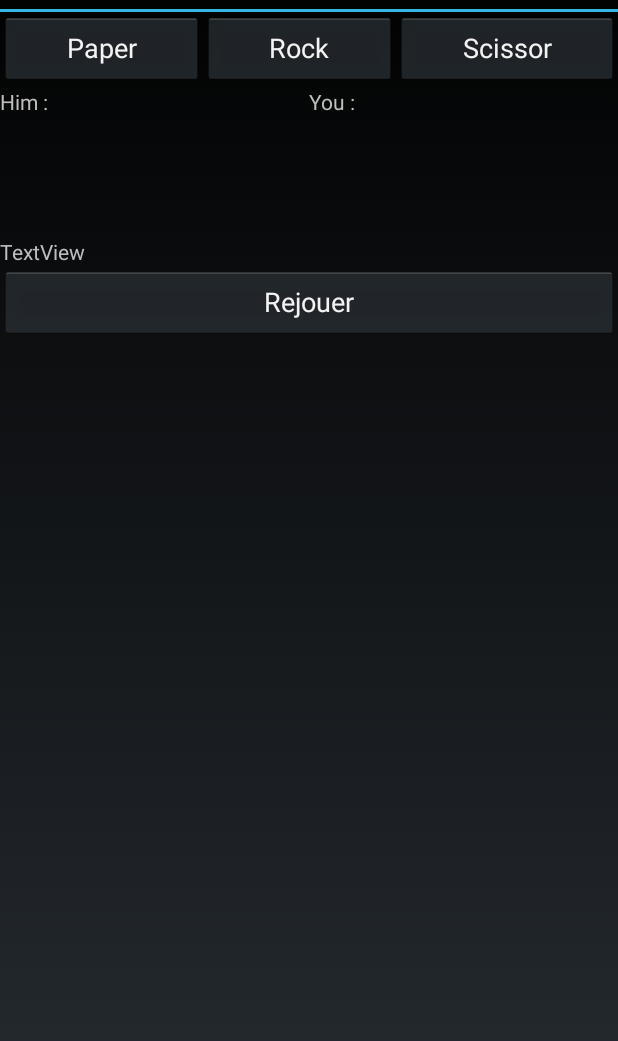
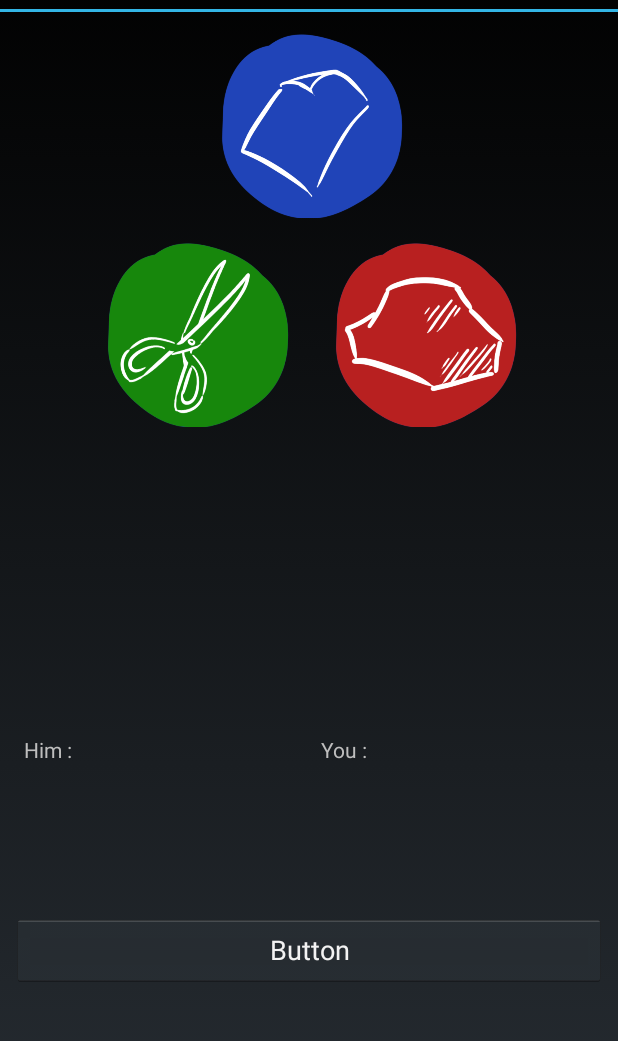
Before and after one commit to qannoufoualid/Shifumi, an Android app: the layout activity_game.xml on its own in the app's theme, with its tools: preview values and no code run, on a phone screen of 412 x 824 dp, the part 60-1101 px from its top. Run offline under Robolectric (Android 15) with nearby library versions, the light colour scheme and no system bars.

Commit message:
Cloture projet
Manque l'uml

```diff
--- a/app/build.gradle
+++ b/app/build.gradle
@@ -4,7 +4,7 @@ android {
     compileSdkVersion 26
     defaultConfig {
         applicationId "com.ihm.shifumi"
-        minSdkVersion 15
+        minSdkVersion 16
         targetSdkVersion 26
         versionCode 1
         versionName "1.0"
--- a/app/src/main/java/com/ihm/shifumi/Action.java
+++ b/app/src/main/java/com/ihm/shifumi/Action.java
@@ -11,7 +11,8 @@ public enum Action {
     PAPER(1),
     ROCK(2),
     SCISSOR(3),
-    REPLAY(4);
+    REPLAY(4),
+    DISCONNECT(5);
 
     private int value;
     private static Map map = new HashMap();
--- a/app/src/main/java/com/ihm/shifumi/DeviceDetailFragment.java
+++ b/app/src/main/java/com/ihm/shifumi/DeviceDetailFragment.java
@@ -124,9 +124,13 @@ public class DeviceDetailFragment extends Fragment implements ConnectionInfoList
 	@Override
 	public void onActivityResult(int requestCode, int resultCode, Intent data) {
 
+		if(requestCode == GameActivity.DISCONNECTED){
+			((DeviceActionListener) getActivity()).disconnect();
+			this.getActivity().finishAffinity();
+		}
 		// User has picked an image. Transfer it to group owner i.e peer using
 		// DataTransferService.
-		Uri uri = data.getData();
+		/*Uri uri = data.getData();
 		TextView statusText = (TextView) mContentView.findViewById(R.id.status_text);
 		statusText.setText("Sending: " + uri);
 		Log.d(WiFiDirectActivity.TAG, "Intent----------- " + uri);
@@ -136,7 +140,7 @@ public class DeviceDetailFragment extends Fragment implements ConnectionInfoList
 		serviceIntent.putExtra(DataTransferService.EXTRAS_GROUP_OWNER_ADDRESS,
 				info.groupOwnerAddress.getHostAddress());
 		serviceIntent.putExtra(DataTransferService.EXTRAS_GROUP_OWNER_PORT, 8988);
-		getActivity().startService(serviceIntent);
+		getActivity().startService(serviceIntent);*/
 	}
 
 	@Override
@@ -164,7 +168,7 @@ public class DeviceDetailFragment extends Fragment implements ConnectionInfoList
 
 			Intent intent = new Intent(DeviceDetailFragment.this.getActivity(), GameActivity.class);
 			intent.putExtra("deviceInfo", info);
-			startActivity(intent);
+			startActivityForResult(intent, GameActivity.DISCONNECTED);
 
 			Toast.makeText(DeviceDetailFragment.this.getActivity(), "GAME STARTED", Toast.LENGTH_LONG).show();
 
--- a/app/src/main/java/com/ihm/shifumi/GameActivity.java
+++ b/app/src/main/java/com/ihm/shifumi/GameActivity.java
@@ -9,6 +9,7 @@ import android.os.Bundle;
 import android.util.Log;
 import android.view.View;
 import android.widget.Button;
+import android.widget.ImageButton;
 import android.widget.TextView;
 
 import java.net.Socket;
@@ -18,16 +19,16 @@ import com.ihm.shifumi.players.Player;
 
 public class GameActivity extends Activity {
 
-
+    public final static int DISCONNECTED = 42;
     private TextView tvHim ;
     private TextView tvYou;
     private TextView tvResult;
 
     private Socket socket;
 
-    Button paperButton;
-    Button rockButton;
-    Button scissorButton;
+    ImageButton paperButton;
+    ImageButton rockButton;
+    ImageButton scissorButton;
     private Button btn_rematch;
 
     private Player player;
@@ -54,7 +55,7 @@ public class GameActivity extends Activity {
         btn_rematch.setOnClickListener(new RematchListener(this));
 
         tvResult = findViewById(R.id.tvResult);
-        tvHim = (TextView) findViewById(R.id.tvHim);
+        tvHim = (TextView) findViewById(R.id.prout);
         tvYou = (TextView) findViewById(R.id.tvYou);
         // Get the Intent that started this activity and extract the string
         Intent intent = getIntent();
@@ -78,9 +79,9 @@ public class GameActivity extends Activity {
 
 
 
-        paperButton = findViewById(R.id.btnPaper);
-        rockButton = findViewById(R.id.btnRock);
-        scissorButton = findViewById(R.id.btnScissor);
+        paperButton = findViewById(R.id.paperButton);
+        rockButton = findViewById(R.id.rockButton);
+        scissorButton = findViewById(R.id.scissorButton);
 
 
 
@@ -158,4 +159,11 @@ public class GameActivity extends Activity {
     public void setSocket(Socket socket) {
         this.socket = socket;
     }
+
+    public void onBackPressed(){
+        new MessageSender().executeOnExecutor(AsyncTask.THREAD_POOL_EXECUTOR,socket, Action.DISCONNECT);
+        this.finish();
+    }
+
+
 }
--- a/app/src/main/java/com/ihm/shifumi/MessageReceiver.java
+++ b/app/src/main/java/com/ihm/shifumi/MessageReceiver.java
@@ -31,8 +31,10 @@ public class MessageReceiver extends AsyncTask<Object, Integer, String>{
                 activity.runOnUiThread(new Runnable() {
                     @Override
                     public void run() {
-                        if(message.equals(Action.REPLAY)){
+                        if(message.equals(Action.REPLAY)) {
                             activity.reset();
+                        }else if(message.equals(Action.DISCONNECT)){
+                            activity.finishAffinity();
                         }else
                             activity.onMessageReceived(message);
                         //tvHim.setText("Him : "+message.getStringValue());
--- a/app/src/main/res/layout/activity_game.xml
+++ b/app/src/main/res/layout/activity_game.xml
@@ -1,84 +1,124 @@
 <?xml version="1.0" encoding="utf-8"?>
-<LinearLayout xmlns:android="http://schemas.android.com/apk/res/android"
+<android.support.constraint.ConstraintLayout xmlns:android="http://schemas.android.com/apk/res/android"
     xmlns:app="http://schemas.android.com/apk/res-auto"
     xmlns:tools="http://schemas.android.com/tools"
     android:layout_width="match_parent"
-    android:layout_height="match_parent"
-    tools:context="com.ihm.shifumi.GameActivity"
-    android:orientation="vertical">
+    android:layout_height="match_parent">
 
+    <ImageButton
+        android:id="@+id/rockButton"
+        android:layout_width="136dp"
+        android:layout_height="131dp"
+        android:layout_marginStart="8dp"
+        android:layout_marginTop="8dp"
+        android:background="@drawable/pierre"
+        android:scaleType="fitCenter"
+        app:layout_constraintStart_toStartOf="@+id/guideline"
+        app:layout_constraintTop_toBottomOf="@+id/paperButton"
+        app:srcCompat="@drawable/pierre" />
 
-    <LinearLayout
-        android:layout_width="match_parent"
-        android:layout_height="50dp">
+    <ImageButton
+        android:id="@+id/scissorButton"
+        android:layout_width="136dp"
+        android:layout_height="131dp"
+        android:layout_marginEnd="8dp"
+        android:layout_marginTop="8dp"
+        android:background="@drawable/ciseaux"
+        android:scaleType="fitCenter"
+        app:layout_constraintEnd_toStartOf="@+id/guideline"
+        app:layout_constraintTop_toBottomOf="@+id/paperButton"
+        app:srcCompat="@drawable/ciseaux" />
 
+    <ImageButton
+        android:id="@+id/paperButton"
+        android:layout_width="136dp"
+        android:layout_height="131dp"
+        android:layout_marginEnd="8dp"
+        android:layout_marginStart="8dp"
+        android:layout_marginTop="8dp"
+        android:background="@drawable/feuille"
+        android:scaleType="fitCenter"
+        app:layout_constraintEnd_toEndOf="parent"
+        app:layout_constraintStart_toStartOf="parent"
+        app:layout_constraintTop_toTopOf="parent"
+        app:srcCompat="@drawable/feuille" />
 
-        <Button
-            android:id="@+id/btnPaper"
+    <android.support.constraint.Guideline
+        android:id="@+id/guideline"
         android:layout_width="wrap_content"
         android:layout_height="wrap_content"
-            android:layout_weight="1"
-            android:text="Paper" />
+        android:orientation="vertical"
+        app:layout_constraintGuide_percent="0.5"/> />
 
-        <Button
-            android:id="@+id/btnRock"
+    <TextView
+        android:id="@+id/prout"
         android:layout_width="wrap_content"
         android:layout_height="wrap_content"
-            android:layout_weight="1"
-            android:text="Rock" />
+        android:layout_marginStart="16dp"
+        android:layout_marginTop="8dp"
+        android:text="@string/stringHim"
+        app:layout_constraintStart_toStartOf="parent"
+        app:layout_constraintTop_toTopOf="@+id/guideline3" />
 
-        <Button
-            android:id="@+id/btnScissor"
+    <TextView
+        android:id="@+id/tvYou"
         android:layout_width="wrap_content"
         android:layout_height="wrap_content"
-            android:layout_weight="1"
-            android:text="Scissor" />
-
-    </LinearLayout>
-    <LinearLayout
-        android:orientation="horizontal"
-        android:layout_width="match_parent"
-        android:layout_height="100dp">
-
-        <TextView
-            android:id="@+id/tvbgHim"
-            android:layout_width="wrap_content"
-            android:layout_height="wrap_content"
-            android:layout_weight="1"
-            android:text="@string/stringHim" />
+        android:layout_marginStart="8dp"
+        android:layout_marginTop="8dp"
+        app:layout_constraintStart_toEndOf="@+id/prout"
+        app:layout_constraintTop_toTopOf="@+id/guideline3" />
 
     <TextView
         android:id="@+id/tvHim"
         android:layout_width="wrap_content"
         android:layout_height="wrap_content"
-            android:layout_weight="1" />
+        android:layout_marginStart="8dp"
+        android:layout_marginTop="8dp"
+        app:layout_constraintStart_toEndOf="@+id/textView4"
+        app:layout_constraintTop_toTopOf="@+id/guideline3" />
 
     <TextView
-            android:id="@+id/tvbgYou"
+        android:id="@+id/textView4"
         android:layout_width="wrap_content"
         android:layout_height="wrap_content"
-            android:layout_weight="1"
-            android:text="@string/stringYou" />
+        android:layout_marginStart="8dp"
+        android:layout_marginTop="8dp"
+        android:text="@string/stringYou"
+        app:layout_constraintStart_toStartOf="@+id/guideline"
+        app:layout_constraintTop_toTopOf="@+id/guideline3" />
 
-        <TextView
-            android:id="@+id/tvYou"
+    <android.support.constraint.Guideline
+        android:id="@+id/guideline3"
         android:layout_width="wrap_content"
         android:layout_height="wrap_content"
-            android:layout_weight="1" />
+        android:orientation="horizontal"
+        app:layout_constraintGuide_percent="0.61078995" />
 
-    </LinearLayout>
+    <Button
+        android:id="@+id/btn_rematch"
+        android:layout_width="0dp"
+        android:layout_height="wrap_content"
+        android:layout_marginBottom="8dp"
+        android:layout_marginEnd="8dp"
+        android:layout_marginStart="8dp"
+        android:layout_marginTop="8dp"
+        android:text="Button"
+        app:layout_constraintBottom_toBottomOf="parent"
+        app:layout_constraintEnd_toEndOf="parent"
+        app:layout_constraintStart_toStartOf="parent"
+        app:layout_constraintTop_toTopOf="@+id/guideline3" />
 
     <TextView
         android:id="@+id/tvResult"
-        android:layout_width="match_parent"
+        android:layout_width="wrap_content"
         android:layout_height="wrap_content"
-        android:text="TextView" />
+        android:layout_marginBottom="8dp"
+        android:layout_marginEnd="8dp"
+        android:layout_marginStart="8dp"
+        android:text=""
+        app:layout_constraintBottom_toTopOf="@+id/btn_rematch"
+        app:layout_constraintEnd_toEndOf="parent"
+        app:layout_constraintStart_toStartOf="parent" />
 
-    <Button
-        android:id="@+id/btn_rematch"
-        android:layout_width="match_parent"
-        android:layout_height="wrap_content"
-        android:text="Button"
-        tools:text="@string/btn_rematch" />
-
-</LinearLayout>
+</android.support.constraint.ConstraintLayout>
```
Also changed, not shown: app/src/main/res/drawable-hdpi/ic_action_name.png (added), app/src/main/res/drawable-mdpi/ic_action_name.png (added), app/src/main/res/drawable-xhdpi/ic_action_name.png (added), app/src/main/res/drawable-xxhdpi/ic_action_name.png (added), app/src/main/res/drawable/ciseaux.png (added), app/src/main/res/drawable/feuille.png (added), app/src/main/res/drawable/pierre.png (added). Lines whose indentation alone changed are shown as unchanged.
